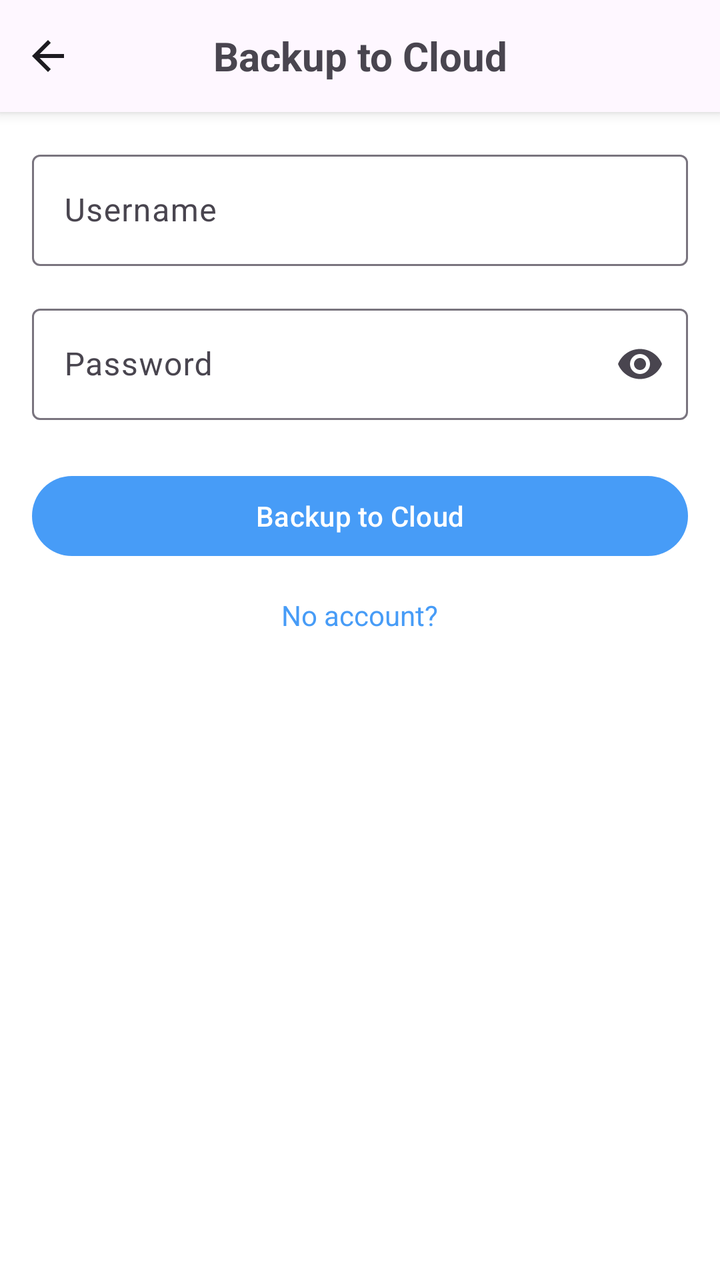
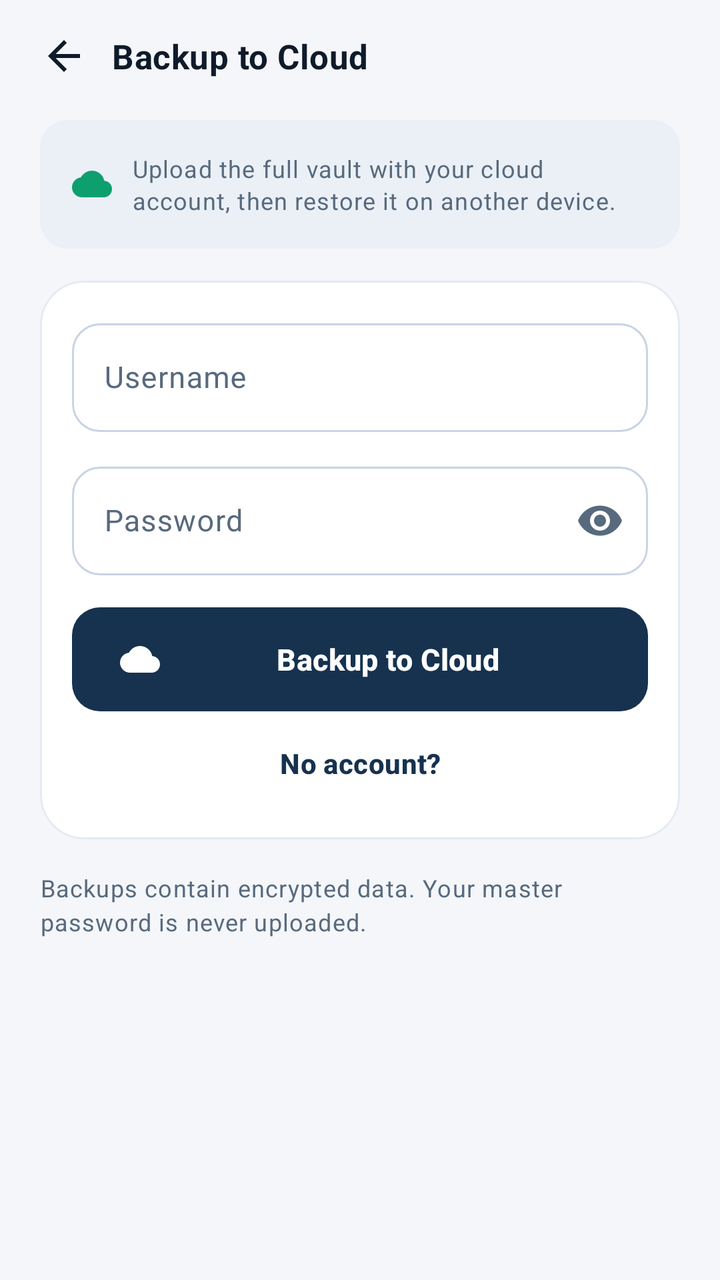

Compare the two renders of this Android layout. The source of the first and the diff that turns it into the second are given below.
<!-- AndroidManifest.xml: application theme Theme.PasswordDisk -->
<!-- res/layout/fragment_backup_to_cloud.xml -->
<?xml version="1.0" encoding="utf-8"?>
<LinearLayout
    xmlns:android="http://schemas.android.com/apk/res/android"
    xmlns:app="http://schemas.android.com/apk/res-auto"
    android:layout_width="match_parent"
    android:layout_height="match_parent"
    android:orientation="vertical">

    <LinearLayout
        android:layout_width="match_parent"
        android:layout_height="56dp"
        android:orientation="horizontal"
        android:gravity="center_vertical"
        android:background="?attr/colorSurface"
        android:elevation="4dp">

        <ImageButton
            android:id="@+id/backButton"
            android:layout_width="48dp"
            android:layout_height="48dp"
            android:background="?attr/selectableItemBackgroundBorderless"
            android:src="@drawable/ic_arrow_back"
            android:contentDescription="@string/back" />

        <TextView
            android:gravity="center"
            android:layout_width="0dp"
            android:layout_height="wrap_content"
            android:layout_weight="1"
            android:text="@string/backup_to_cloud"
            android:textSize="20sp"
            android:textStyle="bold" />

        <View
            android:layout_width="48dp"
            android:layout_height="48dp" />

    </LinearLayout>

    <ScrollView
        android:layout_width="match_parent"
        android:layout_height="0dp"
        android:layout_weight="1"
        android:padding="16dp">

        <LinearLayout
            android:layout_width="match_parent"
            android:layout_height="wrap_content"
            android:orientation="vertical"
            android:gravity="center">

            
            <com.google.android.material.textfield.TextInputLayout
                android:layout_width="match_parent"
                android:layout_height="wrap_content"
                android:hint="@string/cloud_username_hint"
                style="@style/Widget.Material3.TextInputLayout.OutlinedBox">

                <com.google.android.material.textfield.TextInputEditText
                    android:id="@+id/usernameInput"
                    android:layout_width="match_parent"
                    android:layout_height="wrap_content"
                    android:inputType="text" />

            </com.google.android.material.textfield.TextInputLayout>

            <com.google.android.material.textfield.TextInputLayout
                android:layout_width="match_parent"
                android:layout_height="wrap_content"
                android:hint="@string/cloud_password_hint"
                android:layout_marginTop="16dp"
                app:endIconMode="password_toggle"
                style="@style/Widget.Material3.TextInputLayout.OutlinedBox">

                <com.google.android.material.textfield.TextInputEditText
                    android:id="@+id/passwordInput"
                    android:layout_width="match_parent"
                    android:layout_height="wrap_content"
                    android:inputType="textPassword" />

            </com.google.android.material.textfield.TextInputLayout>

            
            <LinearLayout
                android:id="@+id/authButtons"
                android:layout_width="match_parent"
                android:layout_height="wrap_content"
                android:orientation="vertical"
                android:visibility="gone">

                <com.google.android.material.button.MaterialButton
                    android:id="@+id/registerButton"
                    android:layout_width="match_parent"
                    android:layout_height="wrap_content"
                    android:text="@string/register"
                    android:layout_marginTop="24dp" />

            </LinearLayout>

            
            <LinearLayout
                android:id="@+id/backupLayout"
                android:layout_width="match_parent"
                android:layout_height="wrap_content"
                android:orientation="vertical"
                android:gravity="center">

                <com.google.android.material.button.MaterialButton
                    android:id="@+id/backupButton"
                    android:layout_width="match_parent"
                    android:layout_height="wrap_content"
                    android:text="@string/backup_to_cloud"
                    android:layout_marginTop="24dp" />

            </LinearLayout>

            <TextView
                android:id="@+id/registerHint"
                android:layout_width="wrap_content"
                android:layout_height="wrap_content"
                android:text="@string/no_account"
                android:layout_marginTop="16dp"
                android:textColor="?attr/colorPrimary"
                android:clickable="true"
                android:focusable="true" />

        </LinearLayout>
    </ScrollView>
</LinearLayout>
<!-- resources referenced by this layout -->
<resources>
  <style name="Theme.PasswordDisk" parent="Theme.Material3.DayNight.NoActionBar">
          <item name="colorPrimary">@color/blue</item>
          <item name="colorPrimaryDark">@color/blue</item>
          <item name="colorAccent">@color/teal_200</item>
          <item name="android:statusBarColor">?attr/colorPrimaryDark</item>
          <item name="android:windowBackground">@color/background</item>
          <item name="bottomNavigationStyle">@style/BottomNavStyle</item>
          <item name="materialCardViewStyle">@style/CardStyle</item>
      </style>
  <color name="blue">#FF479CF7</color>
  <color name="teal_200">#FF03DAC5</color>
  <color name="background">#FFFFFFFF</color>
  <style name="BottomNavStyle" parent="Widget.Material3.BottomNavigationView">
          <item name="android:background">@color/white</item>
          <item name="itemActiveIndicatorStyle">@style/BottomNavIndicatorStyle</item>
      </style>
  <style name="CardStyle" parent="Widget.Material3.CardView.Elevated">
          <item name="cardBackgroundColor">#F5F5F5</item>
      </style>
  <color name="white">#FFFFFFFF</color>
  <style name="BottomNavIndicatorStyle" parent="Widget.Material3.BottomNavigationView.ActiveIndicator">
          <item name="android:color">#E0E0E0</item>
      </style>
  <!-- unchanged entries left out for length: 7 -->
</resources>

<!-- the commit's change to res/layout/fragment_backup_to_cloud.xml (unified diff, before → after) -->
@@ -1,39 +1,36 @@
 <?xml version="1.0" encoding="utf-8"?>
-<LinearLayout
-    xmlns:android="http://schemas.android.com/apk/res/android"
+<LinearLayout xmlns:android="http://schemas.android.com/apk/res/android"
     xmlns:app="http://schemas.android.com/apk/res-auto"
     android:layout_width="match_parent"
     android:layout_height="match_parent"
+    android:background="?android:attr/colorBackground"
     android:orientation="vertical">
 
     <LinearLayout
         android:layout_width="match_parent"
-        android:layout_height="56dp"
+        android:layout_height="@dimen/top_bar_height"
+        android:gravity="center_vertical"
         android:orientation="horizontal"
-        android:gravity="center_vertical"
-        android:background="?attr/colorSurface"
-        android:elevation="4dp">
+        android:paddingStart="8dp"
+        android:paddingEnd="8dp">
 
         <ImageButton
             android:id="@+id/backButton"
             android:layout_width="48dp"
             android:layout_height="48dp"
             android:background="?attr/selectableItemBackgroundBorderless"
+            android:contentDescription="@string/back"
             android:src="@drawable/ic_arrow_back"
-            android:contentDescription="@string/back" />
+            app:tint="?attr/colorOnSurface" />
 
         <TextView
-            android:gravity="center"
             android:layout_width="0dp"
             android:layout_height="wrap_content"
             android:layout_weight="1"
             android:text="@string/backup_to_cloud"
-            android:textSize="20sp"
-            android:textStyle="bold" />
-
-        <View
-            android:layout_width="48dp"
-            android:layout_height="48dp" />
+            android:textAppearance="@style/TextAppearance.PasswordDisk.Title"
+            android:textColor="?attr/colorOnSurface"
+            android:textSize="17sp" />
 
     </LinearLayout>
 
@@ -41,89 +38,173 @@
         android:layout_width="match_parent"
         android:layout_height="0dp"
         android:layout_weight="1"
-        android:padding="16dp">
+        android:scrollbars="none">
 
         <LinearLayout
             android:layout_width="match_parent"
             android:layout_height="wrap_content"
             android:orientation="vertical"
-            android:gravity="center">
-
-            
-            <com.google.android.material.textfield.TextInputLayout
+            android:paddingStart="@dimen/screen_padding"
+            android:paddingTop="@dimen/space_xs"
+            android:paddingEnd="@dimen/screen_padding"
+            android:paddingBottom="@dimen/space_2xl">
+
+            <LinearLayout
                 android:layout_width="match_parent"
                 android:layout_height="wrap_content"
-                android:hint="@string/cloud_username_hint"
-                style="@style/Widget.Material3.TextInputLayout.OutlinedBox">
-
-                <com.google.android.material.textfield.TextInputEditText
-                    android:id="@+id/usernameInput"
+                android:background="@drawable/bg_search"
+                android:gravity="center_vertical"
+                android:orientation="horizontal"
+                android:padding="@dimen/space_lg">
+
+                <ImageView
+                    android:layout_width="20dp"
+                    android:layout_height="20dp"
+                    android:contentDescription="@null"
+                    android:src="@drawable/ic_cloud"
+                    app:tint="?attr/colorSecondary" />
+
+                <TextView
+                    android:layout_width="0dp"
+                    android:layout_height="wrap_content"
+                    android:layout_marginStart="10dp"
+                    android:layout_weight="1"
+                    android:lineSpacingExtra="2dp"
+                    android:text="@string/backup_intro"
+                    android:textAppearance="@style/TextAppearance.PasswordDisk.Caption" />
+            </LinearLayout>
+
+            <com.google.android.material.card.MaterialCardView
+                style="@style/Widget.PasswordDisk.Card"
+                android:layout_width="match_parent"
+                android:layout_height="wrap_content"
+                android:layout_marginTop="@dimen/space_lg">
+
+                <LinearLayout
                     android:layout_width="match_parent"
                     android:layout_height="wrap_content"
-                    android:inputType="text" />
-
-            </com.google.android.material.textfield.TextInputLayout>
-
-            <com.google.android.material.textfield.TextInputLayout
+                    android:orientation="vertical"
+                    android:padding="@dimen/space_lg">
+
+                    <TextView
+                        android:id="@+id/accountLabel"
+                        android:layout_width="match_parent"
+                        android:layout_height="wrap_content"
+                        android:textAppearance="@style/TextAppearance.PasswordDisk.Title"
+                        android:textColor="?attr/colorOnSurface"
+                        android:textSize="15sp"
+                        android:visibility="gone" />
+
+                    <TextView
+                        android:id="@+id/lastSyncText"
+                        android:layout_width="match_parent"
+                        android:layout_height="wrap_content"
+                        android:layout_marginTop="2dp"
+                        android:textAppearance="@style/TextAppearance.PasswordDisk.Caption"
+                        android:visibility="gone" />
+
+                    <com.google.android.material.textfield.TextInputLayout
+                        android:id="@+id/usernameLayout"
+                        style="@style/Widget.PasswordDisk.TextInput"
+                        android:layout_width="match_parent"
+                        android:layout_height="wrap_content"
+                        android:hint="@string/cloud_username_hint">
+
+                        <com.google.android.material.textfield.TextInputEditText
+                            android:id="@+id/usernameInput"
+                            android:layout_width="match_parent"
+                            android:layout_height="wrap_content"
+                            android:inputType="text"
+                            android:maxLines="1"
+                            android:textSize="15sp" />
+
+                    </com.google.android.material.textfield.TextInputLayout>
+
+                    <com.google.android.material.textfield.TextInputLayout
+                        android:id="@+id/passwordLayout"
+                        style="@style/Widget.PasswordDisk.TextInput"
+                        android:layout_width="match_parent"
+                        android:layout_height="wrap_content"
+                        android:layout_marginTop="@dimen/space_md"
+                        android:hint="@string/cloud_password_hint"
+                        app:endIconMode="password_toggle">
+
+                        <com.google.android.material.textfield.TextInputEditText
+                            android:id="@+id/passwordInput"
+                            android:layout_width="match_parent"
+                            android:layout_height="wrap_content"
+                            android:inputType="textPassword"
+                            android:maxLines="1"
+                            android:textSize="15sp" />
+
+                    </com.google.android.material.textfield.TextInputLayout>
+
+                    <LinearLayout
+                        android:id="@+id/authButtons"
+                        android:layout_width="match_parent"
+                        android:layout_height="wrap_content"
+                        android:orientation="vertical"
+                        android:visibility="gone">
+
+                        <com.google.android.material.button.MaterialButton
+                            android:id="@+id/registerButton"
+                            style="@style/Widget.PasswordDisk.Button"
+                            android:layout_width="match_parent"
+                            android:layout_height="wrap_content"
+                            android:layout_marginTop="@dimen/space_lg"
+                            android:text="@string/register" />
+
+                    </LinearLayout>
+
+                    <LinearLayout
+                        android:id="@+id/backupLayout"
+                        android:layout_width="match_parent"
+                        android:layout_height="wrap_content"
+                        android:orientation="vertical">
+
+                        <com.google.android.material.button.MaterialButton
+                            android:id="@+id/backupButton"
+                            style="@style/Widget.PasswordDisk.Button"
+                            android:layout_width="match_parent"
+                            android:layout_height="wrap_content"
+                            android:layout_marginTop="@dimen/space_lg"
+                            android:text="@string/backup_to_cloud"
+                            app:icon="@drawable/ic_cloud" />
+
+                    </LinearLayout>
+
+                    <com.google.android.material.button.MaterialButton
+                        android:id="@+id/registerHint"
+                        style="@style/Widget.PasswordDisk.Button.Text"
+                        android:layout_width="wrap_content"
+                        android:layout_height="wrap_content"
+                        android:layout_gravity="center_horizontal"
+                        android:layout_marginTop="@dimen/space_xs"
+                        android:text="@string/no_account" />
+
+                    <com.google.android.material.button.MaterialButton
+                        android:id="@+id/switchAccountButton"
+                        style="@style/Widget.PasswordDisk.Button.Text"
+                        android:layout_width="wrap_content"
+                        android:layout_height="wrap_content"
+                        android:layout_gravity="center_horizontal"
+                        android:text="@string/switch_account"
+                        android:visibility="gone" />
+
+                </LinearLayout>
+
+            </com.google.android.material.card.MaterialCardView>
+
+            <TextView
                 android:layout_width="match_parent"
                 android:layout_height="wrap_content"
-                android:hint="@string/cloud_password_hint"
-                android:layout_marginTop="16dp"
-                app:endIconMode="password_toggle"
-                style="@style/Widget.Material3.TextInputLayout.OutlinedBox">
-
-                <com.google.android.material.textfield.TextInputEditText
-                    android:id="@+id/passwordInput"
-                    android:layout_width="match_parent"
-                    android:layout_height="wrap_content"
-                    android:inputType="textPassword" />
-
-            </com.google.android.material.textfield.TextInputLayout>
-
-            
-            <LinearLayout
-                android:id="@+id/authButtons"
-                android:layout_width="match_parent"
-                android:layout_height="wrap_content"
-                android:orientation="vertical"
-                android:visibility="gone">
-
-                <com.google.android.material.button.MaterialButton
-                    android:id="@+id/registerButton"
-                    android:layout_width="match_parent"
-                    android:layout_height="wrap_content"
-                    android:text="@string/register"
-                    android:layout_marginTop="24dp" />
-
-            </LinearLayout>
-
-            
-            <LinearLayout
-                android:id="@+id/backupLayout"
-                android:layout_width="match_parent"
-                android:layout_height="wrap_content"
-                android:orientation="vertical"
-                android:gravity="center">
-
-                <com.google.android.material.button.MaterialButton
-                    android:id="@+id/backupButton"
-                    android:layout_width="match_parent"
-                    android:layout_height="wrap_content"
-                    android:text="@string/backup_to_cloud"
-                    android:layout_marginTop="24dp" />
-
-            </LinearLayout>
-
-            <TextView
-                android:id="@+id/registerHint"
-                android:layout_width="wrap_content"
-                android:layout_height="wrap_content"
-                android:text="@string/no_account"
-                android:layout_marginTop="16dp"
-                android:textColor="?attr/colorPrimary"
-                android:clickable="true"
-                android:focusable="true" />
+                android:layout_marginTop="@dimen/space_lg"
+                android:lineSpacingExtra="3dp"
+                android:text="@string/backup_warning"
+                android:textAppearance="@style/TextAppearance.PasswordDisk.Caption" />
 
         </LinearLayout>
+
     </ScrollView>
+
 </LinearLayout>
<!-- resource entries referenced after the edit -->
@@ -1,27 +1,219 @@
 <!-- resources referenced by this layout -->
 <resources>
-  <style name="Theme.PasswordDisk" parent="Theme.Material3.DayNight.NoActionBar">
-          <item name="colorPrimary">@color/blue</item>
-          <item name="colorPrimaryDark">@color/blue</item>
-          <item name="colorAccent">@color/teal_200</item>
-          <item name="android:statusBarColor">?attr/colorPrimaryDark</item>
+  <dimen name="screen_padding">20dp</dimen>
+  <dimen name="space_2xl">24dp</dimen>
+  <dimen name="space_lg">16dp</dimen>
+  <dimen name="space_md">12dp</dimen>
+  <dimen name="space_xs">4dp</dimen>
+  <dimen name="top_bar_height">56dp</dimen>
+  <!-- drawable bg_search (drawable) -->
+  <?xml version="1.0" encoding="utf-8"?>
+  <shape xmlns:android="http://schemas.android.com/apk/res/android" android:shape="rectangle">
+      <corners android:radius="@dimen/radius_sm" />
+      <solid android:color="@color/color_surface_variant" />
+  </shape>
+  <!-- drawable ic_cloud (drawable) -->
+  <vector xmlns:android="http://schemas.android.com/apk/res/android"
+      android:width="24dp"
+      android:height="24dp"
+      android:viewportWidth="24"
+      android:viewportHeight="24">
+      <path
+          android:fillColor="#FF000000"
+          android:pathData="M19.35,10.04C18.67,6.59 15.64,4 12,4 9.11,4 6.6,5.64 5.35,8.04 2.34,8.36 0,10.91 0,14c0,3.31 2.69,6 6,6h13c2.76,0 5,-2.24 5,-5 0,-2.64 -2.05,-4.78 -4.65,-4.96z" />
+  </vector>
+  <string name="backup_intro">Upload the full vault with your cloud account, then restore it on another device.</string>
+  <string name="backup_warning">Backups contain encrypted data. Your master password is never uploaded.</string>
+  <string name="switch_account">Use another account</string>
+  <style name="TextAppearance.PasswordDisk.Caption" parent="TextAppearance.Material3.BodySmall">
+          <item name="android:textSize">12sp</item>
+          <item name="android:fontFamily">sans-serif</item>
+          <item name="android:textColor">?attr/colorOnSurfaceVariant</item>
+      </style>
+  <style name="TextAppearance.PasswordDisk.Title" parent="TextAppearance.Material3.TitleMedium">
+          <item name="android:textSize">16sp</item>
+          <item name="android:textStyle">bold</item>
+          <item name="android:fontFamily">sans-serif-medium</item>
+      </style>
+  <style name="Widget.PasswordDisk.Button" parent="Widget.Material3.Button">
+          <item name="android:minHeight">@dimen/button_height</item>
+          <item name="android:insetTop">0dp</item>
+          <item name="android:insetBottom">0dp</item>
+          <item name="cornerRadius">@dimen/radius_sm</item>
+          <item name="android:textSize">15sp</item>
+          <item name="android:textStyle">bold</item>
+          <item name="android:fontFamily">sans-serif-medium</item>
+          <item name="android:letterSpacing">0.01</item>
+          <item name="iconSize">20dp</item>
+          <item name="iconPadding">8dp</item>
+      </style>
+  <style name="Widget.PasswordDisk.Button.Text" parent="Widget.Material3.Button.TextButton">
+          <item name="android:minHeight">44dp</item>
+          <item name="android:insetTop">0dp</item>
+          <item name="android:insetBottom">0dp</item>
+          <item name="cornerRadius">@dimen/radius_xs</item>
+          <item name="android:textSize">14sp</item>
+          <item name="android:fontFamily">sans-serif-medium</item>
+      </style>
+  <style name="Widget.PasswordDisk.Card" parent="Widget.Material3.CardView.Filled">
+          <item name="cardBackgroundColor">?attr/colorSurface</item>
+          <item name="cardCornerRadius">@dimen/radius_lg</item>
+          <item name="cardElevation">0dp</item>
+          <item name="strokeWidth">1dp</item>
+          <item name="strokeColor">@color/color_outline_variant</item>
+          <item name="rippleColor">?attr/colorSurfaceVariant</item>
+          <item name="android:stateListAnimator">@null</item>
+      </style>
+  <style name="Widget.PasswordDisk.TextInput" parent="Widget.Material3.TextInputLayout.OutlinedBox">
+          <item name="boxCornerRadiusTopStart">@dimen/radius_sm</item>
+          <item name="boxCornerRadiusTopEnd">@dimen/radius_sm</item>
+          <item name="boxCornerRadiusBottomStart">@dimen/radius_sm</item>
+          <item name="boxCornerRadiusBottomEnd">@dimen/radius_sm</item>
+          <item name="boxStrokeWidth">1dp</item>
+          <item name="boxStrokeWidthFocused">2dp</item>
+          <item name="boxBackgroundColor">?attr/colorSurface</item>
+          <item name="hintTextColor">?attr/colorOnSurfaceVariant</item>
+          <item name="android:textColorHint">?attr/colorOnSurfaceVariant</item>
+      </style>
+  <style name="Theme.PasswordDisk" parent="Base.Theme.PasswordDisk">
+          <item name="android:statusBarColor">@android:color/transparent</item>
+          <item name="android:navigationBarColor">@android:color/transparent</item>
+          <item name="android:windowLightStatusBar">true</item>
+          <item name="android:windowLightNavigationBar" tools:targetApi="o_mr1">true</item>
+      </style>
+  <dimen name="radius_sm">14dp</dimen>
+  <color name="color_surface_variant">#EBF0F7</color>
+  <dimen name="button_height">52dp</dimen>
+  <dimen name="radius_xs">10dp</dimen>
+  <dimen name="radius_lg">22dp</dimen>
+  <color name="color_outline_variant">#E3EAF3</color>
+  <style name="Base.Theme.PasswordDisk" parent="Theme.Material3.DayNight.NoActionBar">
+  
+          <item name="colorPrimary">@color/color_primary</item>
+          <item name="colorOnPrimary">@color/color_on_primary</item>
+          <item name="colorPrimaryContainer">@color/color_primary_container</item>
+          <item name="colorOnPrimaryContainer">@color/color_on_primary_container</item>
+  
+          <item name="colorSecondary">@color/color_secondary</item>
+          <item name="colorOnSecondary">@color/color_on_secondary</item>
+          <item name="colorSecondaryContainer">@color/color_secondary_container</item>
+          <item name="colorOnSecondaryContainer">@color/color_on_secondary_container</item>
+  
+          <item name="colorTertiary">@color/color_tertiary</item>
+          <item name="colorOnTertiary">@color/color_on_tertiary</item>
+          <item name="colorTertiaryContainer">@color/color_tertiary_container</item>
+          <item name="colorOnTertiaryContainer">@color/color_on_tertiary_container</item>
+  
+          <item name="colorError">@color/color_error</item>
+          <item name="colorOnError">@color/color_on_error</item>
+          <item name="colorErrorContainer">@color/color_error_container</item>
+          <item name="colorOnErrorContainer">@color/color_on_error_container</item>
+  
+          <item name="android:colorBackground">@color/background</item>
+          <item name="colorOnBackground">@color/color_on_background</item>
+          <item name="colorSurface">@color/color_surface</item>
+          <item name="colorOnSurface">@color/color_on_surface</item>
+          <item name="colorSurfaceVariant">@color/color_surface_variant</item>
+          <item name="colorOnSurfaceVariant">@color/color_on_surface_variant</item>
+          <item name="colorOutline">@color/color_outline</item>
+  
           <item name="android:windowBackground">@color/background</item>
-          <item name="bottomNavigationStyle">@style/BottomNavStyle</item>
-          <item name="materialCardViewStyle">@style/CardStyle</item>
-      </style>
-  <color name="blue">#FF479CF7</color>
-  <color name="teal_200">#FF03DAC5</color>
-  <color name="background">#FFFFFFFF</color>
-  <style name="BottomNavStyle" parent="Widget.Material3.BottomNavigationView">
-          <item name="android:background">@color/white</item>
-          <item name="itemActiveIndicatorStyle">@style/BottomNavIndicatorStyle</item>
-      </style>
-  <style name="CardStyle" parent="Widget.Material3.CardView.Elevated">
-          <item name="cardBackgroundColor">#F5F5F5</item>
-      </style>
-  <color name="white">#FFFFFFFF</color>
-  <style name="BottomNavIndicatorStyle" parent="Widget.Material3.BottomNavigationView.ActiveIndicator">
-          <item name="android:color">#E0E0E0</item>
+          <item name="android:forceDarkAllowed" tools:targetApi="q">false</item>
+          <item name="android:enforceStatusBarContrast" tools:targetApi="q">false</item>
+          <item name="android:enforceNavigationBarContrast" tools:targetApi="q">false</item>
+  
+          <item name="bottomNavigationStyle">@style/Widget.PasswordDisk.BottomNav</item>
+          <item name="materialCardViewStyle">@style/Widget.PasswordDisk.Card</item>
+          <item name="materialAlertDialogTheme">@style/ThemeOverlay.PasswordDisk.Dialog</item>
+          <item name="bottomSheetDialogTheme">@style/ThemeOverlay.PasswordDisk.BottomSheet</item>
+          <item name="materialButtonStyle">@style/Widget.PasswordDisk.Button</item>
+          <item name="chipStyle">@style/Widget.PasswordDisk.Chip</item>
+          <item name="android:fontFamily">sans-serif</item>
+      </style>
+  <color name="color_primary">#16324F</color>
+  <color name="color_on_primary">#FFFFFF</color>
+  <color name="color_primary_container">#D9E5F3</color>
+  <color name="color_on_primary_container">#071B2E</color>
+  <color name="color_secondary">#0E9F6E</color>
+  <color name="color_on_secondary">#FFFFFF</color>
+  <color name="color_secondary_container">#C6F1E1</color>
+  <color name="color_on_secondary_container">#00382A</color>
+  <color name="color_tertiary">#5B4BC4</color>
+  <color name="color_on_tertiary">#FFFFFF</color>
+  <color name="color_tertiary_container">#E6E1FF</color>
+  <color name="color_on_tertiary_container">#1C1550</color>
+  <color name="color_error">#BA1A1A</color>
+  <color name="color_on_error">#FFFFFF</color>
+  <color name="color_error_container">#FFDAD6</color>
+  <color name="color_on_error_container">#410002</color>
+  <color name="background">#F4F6FA</color>
+  <color name="color_on_background">#0F1B2A</color>
+  <color name="color_surface">#FFFFFF</color>
+  <color name="color_on_surface">#0F1B2A</color>
+  <color name="color_on_surface_variant">#586A7D</color>
+  <color name="color_outline">#C9D4E2</color>
+  <style name="Widget.PasswordDisk.BottomNav" parent="Widget.Material3.BottomNavigationView">
+          <item name="android:background">?attr/colorSurface</item>
+          <item name="itemIconTint">@color/bottom_nav_item_color</item>
+          <item name="itemTextColor">@color/bottom_nav_item_color</item>
+          <item name="itemActiveIndicatorStyle">@style/Widget.PasswordDisk.BottomNavIndicator</item>
+          <item name="itemTextAppearanceActive">@style/TextAppearance.PasswordDisk.NavLabel.Active</item>
+          <item name="itemTextAppearanceInactive">@style/TextAppearance.PasswordDisk.NavLabel</item>
+          <item name="elevation">0dp</item>
+      </style>
+  <style name="ThemeOverlay.PasswordDisk.Dialog" parent="ThemeOverlay.Material3.MaterialAlertDialog">
+          <item name="shapeAppearanceOverlay">@style/ShapeAppearance.PasswordDisk.Dialog</item>
+          <item name="android:backgroundTint">?attr/colorSurface</item>
+      </style>
+  <style name="ThemeOverlay.PasswordDisk.BottomSheet" parent="ThemeOverlay.Material3.BottomSheetDialog">
+          <item name="bottomSheetStyle">@style/Widget.PasswordDisk.BottomSheet</item>
+      </style>
+  <style name="Widget.PasswordDisk.Chip" parent="Widget.Material3.Chip.Filter">
+          <item name="chipCornerRadius">@dimen/radius_sm</item>
+          <item name="chipMinHeight">38dp</item>
+          <item name="chipMinTouchTargetSize">44dp</item>
+          <item name="chipStartPadding">14dp</item>
+          <item name="chipEndPadding">14dp</item>
+          <item name="android:textSize">13sp</item>
+          <item name="android:fontFamily">sans-serif-medium</item>
+          <item name="chipStrokeWidth">1dp</item>
+          <item name="chipStrokeColor">@color/chip_stroke</item>
+          <item name="chipBackgroundColor">@color/chip_background</item>
+          <item name="android:textColor">@color/chip_text</item>
+          <item name="checkedIconVisible">false</item>
+      </style>
+  <style name="Widget.PasswordDisk.BottomNavIndicator" parent="Widget.Material3.BottomNavigationView.ActiveIndicator">
+          <item name="android:color">?attr/colorPrimaryContainer</item>
+          <item name="android:width">60dp</item>
+          <item name="android:height">30dp</item>
+          <item name="shapeAppearance">@style/ShapeAppearance.PasswordDisk.Pill</item>
+      </style>
+  <style name="TextAppearance.PasswordDisk.NavLabel.Active" parent="TextAppearance.PasswordDisk.NavLabel">
+          <item name="android:textStyle">bold</item>
+      </style>
+  <style name="TextAppearance.PasswordDisk.NavLabel" parent="TextAppearance.Material3.LabelMedium">
+          <item name="android:textSize">11sp</item>
+          <item name="android:fontFamily">sans-serif-medium</item>
+      </style>
+  <style name="ShapeAppearance.PasswordDisk.Dialog" parent="">
+          <item name="cornerFamily">rounded</item>
+          <item name="cornerSize">@dimen/radius_xl</item>
+      </style>
+  <style name="Widget.PasswordDisk.BottomSheet" parent="Widget.Material3.BottomSheet.Modal">
+          <item name="shapeAppearanceOverlay">@style/ShapeAppearance.PasswordDisk.Sheet</item>
+          <item name="backgroundTint">?attr/colorSurface</item>
+      </style>
+  <style name="ShapeAppearance.PasswordDisk.Pill" parent="">
+          <item name="cornerFamily">rounded</item>
+          <item name="cornerSize">50%</item>
+      </style>
+  <dimen name="radius_xl">28dp</dimen>
+  <style name="ShapeAppearance.PasswordDisk.Sheet" parent="">
+          <item name="cornerFamily">rounded</item>
+          <item name="cornerSizeTopLeft">@dimen/radius_xl</item>
+          <item name="cornerSizeTopRight">@dimen/radius_xl</item>
+          <item name="cornerSizeBottomLeft">0dp</item>
+          <item name="cornerSizeBottomRight">0dp</item>
       </style>
   <!-- unchanged entries left out for length: 7 -->
 </resources>
